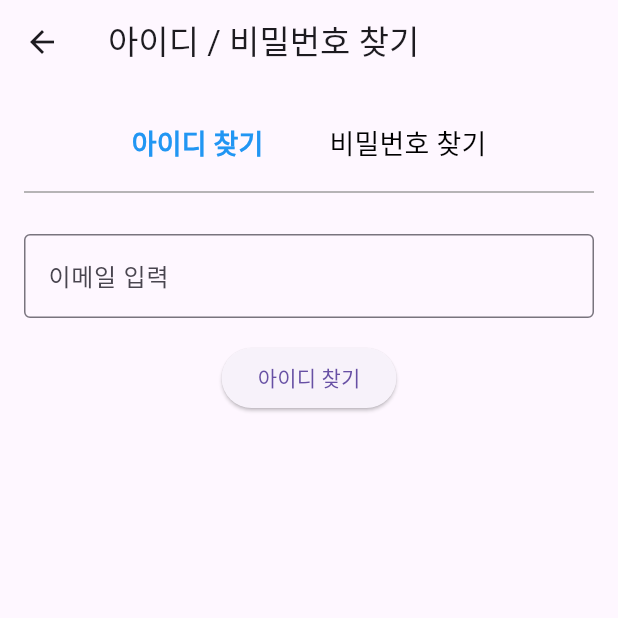
After one commit to cbnu-ctrl-z/rest, a Flutter app: the FindAccountpage screen opened by its route, on a phone screen of 412 x 824 dp, the top half of it. The commit adds this screen. Run offline on Flutter 3.47's test engine with Material 3 defaults, Android fonts, the phone set to English and light mode, and no system bars; our stand-ins replace shared_preferences; accounts and stored records are empty.

Commit message:
ID/PW 찾기 페이지 기능 추가, 사용자 이메일로 메일 전송 기능 추가

```diff
--- a/frontend/lib/main.dart
+++ b/frontend/lib/main.dart
@@ -8,6 +8,7 @@ import 'pages/matching_page.dart';
 import 'pages/home_page.dart';
 import 'pages/settings_page.dart';
 import 'pages/splash_page.dart';
+import 'pages/find_idpw.dart';
 
 void main() {
   runApp(MyApp());
@@ -63,7 +64,8 @@ class _MyAppState extends State<MyApp> {
               '/match': (context) => MatchingPage(),
               '/home': (context) => HomePage(),
               '/settings': (context) => SettingsPage(),
-              '/chat':(context) => ChatPage()
+              '/chat':(context) => ChatPage(),
+              '/find':(context) => FindAccountpage()
             },
           );
         },
--- /dev/null
+++ b/frontend/lib/pages/find_idpw.dart
@@ -0,0 +1,115 @@
+import 'package:flutter/material.dart';
+import 'dart:convert'; // JSON 파싱
+import 'package:http/http.dart' as http; // HTTP 요청
+
+class FindAccountpage extends StatefulWidget {
+  @override
+  _FindAccountScreenState createState() => _FindAccountScreenState();
+}
+
+class _FindAccountScreenState extends State<FindAccountpage> {
+  final TextEditingController _emailController = TextEditingController();
+  bool isFindID = true; // 현재 선택된 기능 (true: 아이디 찾기, false: 비밀번호 찾기)
+  String? _resultMessage; // 결과 메시지 (아이디 or 전송 완료 메시지)
+
+  Future<void> handleRequest() async {
+    String email = _emailController.text.trim();
+    if (email.isEmpty) {
+      setState(() {
+        _resultMessage = "이메일을 입력해주세요.";
+      });
+      return;
+    }
+
+    String url = isFindID
+        ? 'http://10.0.2.2:5000/find_id' // 아이디 찾기 API
+        : 'http://10.0.2.2:5000/find_pw'; // 비밀번호 찾기 API (추후 구현)
+
+    try {
+            var response = await http.post(
+        Uri.parse(url),
+        headers: {"Content-Type": "application/json"},
+        body: jsonEncode({"email": email}),
+      );
+
+      if (response.statusCode == 200) {
+        var data = jsonDecode(response.body);
+        setState(() {
+          _resultMessage = isFindID
+              ? "당신의 아이디: ${data['id']}" // 아이디 반환
+              : "비밀번호 재설정 링크가 이메일로 전송되었습니다."; // 비밀번호 찾기
+        });
+      } else {
+        setState(() {
+          _resultMessage = "오류 발생: ${response.body}";
+        });
+      }
+    }
+    catch (e) {
+      setState(() {
+        _resultMessage = "서버 연결 실패: $e";
+      });
+    }
+  }
+
+  @override
+  Widget build(BuildContext context) {
+    return Scaffold(
+      appBar: AppBar(title: Text("아이디 / 비밀번호 찾기")),
+      body: Padding(
+        padding: const EdgeInsets.all(16.0),
+        child: Column(
+          children: [
+            Row(
+              mainAxisAlignment: MainAxisAlignment.center,
+              children: [
+                TextButton(
+                  onPressed: () => setState(() => isFindID = true),
+                  child: Text("아이디 찾기",
+                      style: TextStyle(
+                          fontSize: 18,
+                          fontWeight: isFindID ? FontWeight.bold : FontWeight.normal,
+                          color: isFindID ? Colors.blue : Colors.black)),
+                ),
+                SizedBox(width: 20),
+                TextButton(
+                  onPressed: () => setState(() => isFindID = false),
+                  child: Text("비밀번호 찾기",
+                      style: TextStyle(
+                          fontSize: 18,
+                          fontWeight: !isFindID ? FontWeight.bold : FontWeight.normal,
+                          color: !isFindID ? Colors.blue : Colors.black)),
+                ),
+              ],
+            ),
+            Divider(thickness: 1, color: Colors.grey),
+
+            SizedBox(height: 20),
+            TextField(
+              controller: _emailController,
+              decoration: InputDecoration(
+                labelText: "이메일 입력",
+                border: OutlineInputBorder(),
+              ),
+            ),
+            SizedBox(height: 16),
+            ElevatedButton(
+              onPressed: handleRequest,
+              child: Text(isFindID ? "아이디 찾기" : "비밀번호 찾기"),
+            ),
+
+            if (_resultMessage != null)
+              Padding(
+                padding: const EdgeInsets.all(16.0),
+                child: Text(
+                  _resultMessage!,
+                  style: TextStyle(fontSize: 16, color: Colors.green),
+                  textAlign: TextAlign.center,
+                ),
+              ),
+          ],
+        ),
+      ),
+    );
+  }
+}
```
Also changed, not shown: frontend/lib/pages/login_page.dart (+17 -1 lines), 2 other files.
